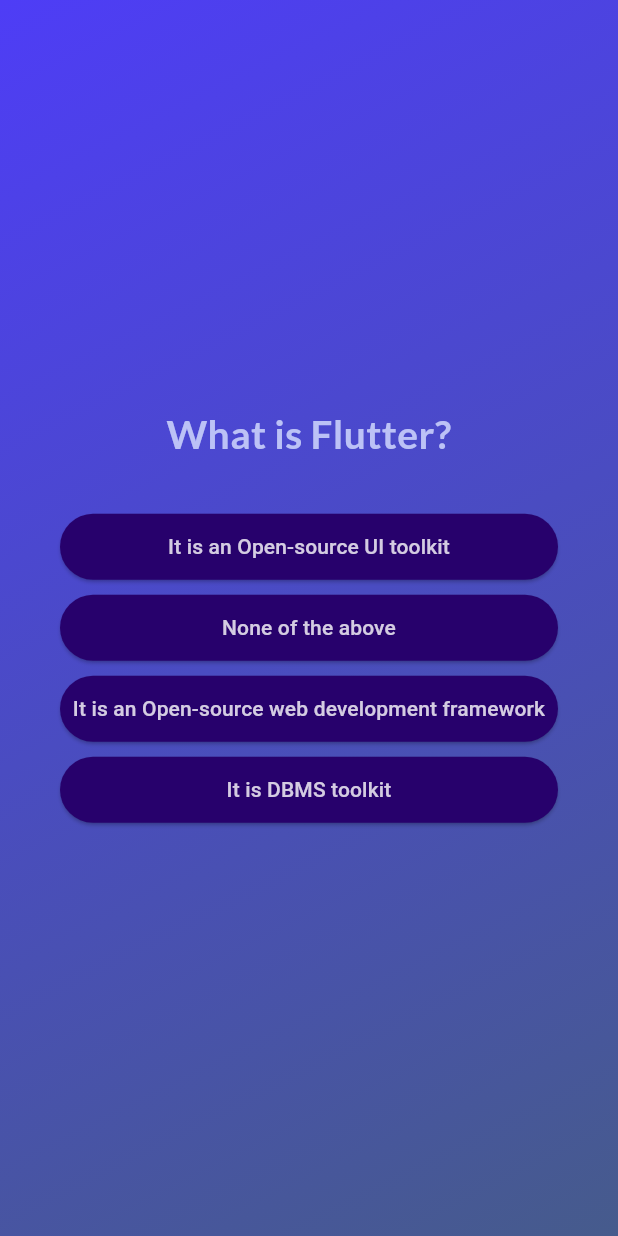
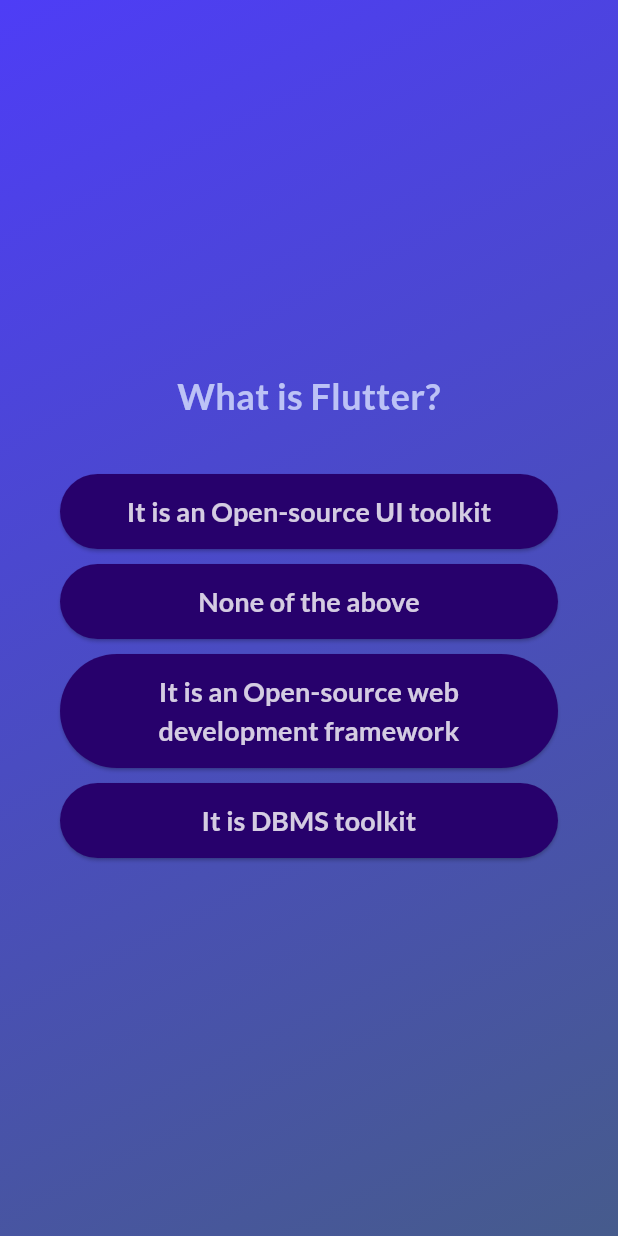
Before and after one commit to clebersonp/flutter_adv_basics_challenge, a Flutter app: the screen it shows after launch, after a tap on "Start Quiz", on a phone screen of 412 x 824 dp. Run offline on Flutter 3.47's test engine with Material 3 defaults, Android fonts, the phone set to English and light mode, and no system bars; our stand-ins replace google_fonts.

Commit message:
More adjustments in question and answer buttons style

```diff
--- a/lib/answer_button.dart
+++ b/lib/answer_button.dart
@@ -1,5 +1,6 @@
 import 'package:flutter/material.dart';
 import 'package:flutter_adv_basics_challenge/models/quiz_answer.dart';
+import 'package:google_fonts/google_fonts.dart';
 
 class AnswerButton extends StatelessWidget {
   const AnswerButton(
@@ -11,7 +12,7 @@
   @override
   Widget build(BuildContext context) {
     return Container(
-      margin: const EdgeInsets.symmetric(vertical: 3),
+      margin: const EdgeInsets.symmetric(vertical: 5),
       child: ElevatedButton(
         onPressed: onTap,
         style: ElevatedButton.styleFrom(
@@ -20,11 +21,16 @@
           shape: RoundedRectangleBorder(
             borderRadius: BorderRadiusDirectional.circular(40),
           ),
-          padding: const EdgeInsets.symmetric(vertical: 12),
+          padding: const EdgeInsets.symmetric(vertical: 12, horizontal: 40),
         ),
         child: Text(
           quizAnswer.text,
           textAlign: TextAlign.center,
+          style: GoogleFonts.lato(
+            fontSize: 18,
+            fontWeight: FontWeight.bold,
+            color: Colors.white.withOpacity(0.8),
+          ),
         ),
       ),
     );
--- a/lib/questions_screen.dart
+++ b/lib/questions_screen.dart
@@ -37,7 +37,7 @@
               textAlign: TextAlign.center,
               currentQuestion.title,
               style: GoogleFonts.lato(
-                fontSize: 26,
+                fontSize: 24,
                 color: const Color.fromARGB(255, 188, 194, 246),
                 fontWeight: FontWeight.bold
               ),
```
